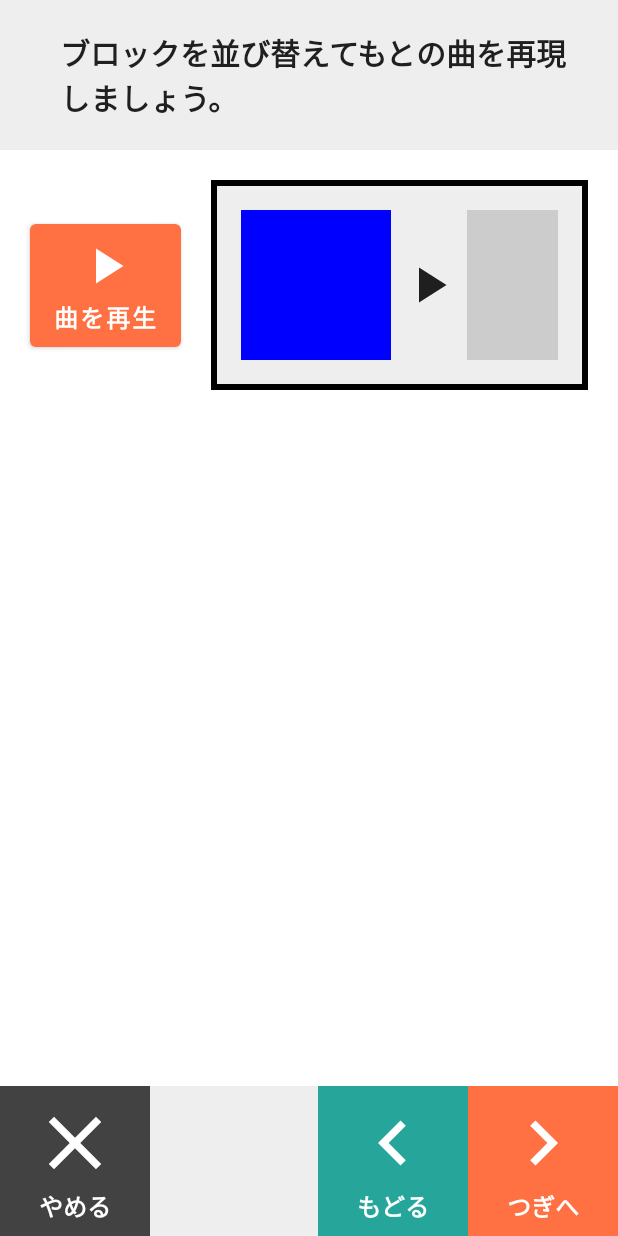
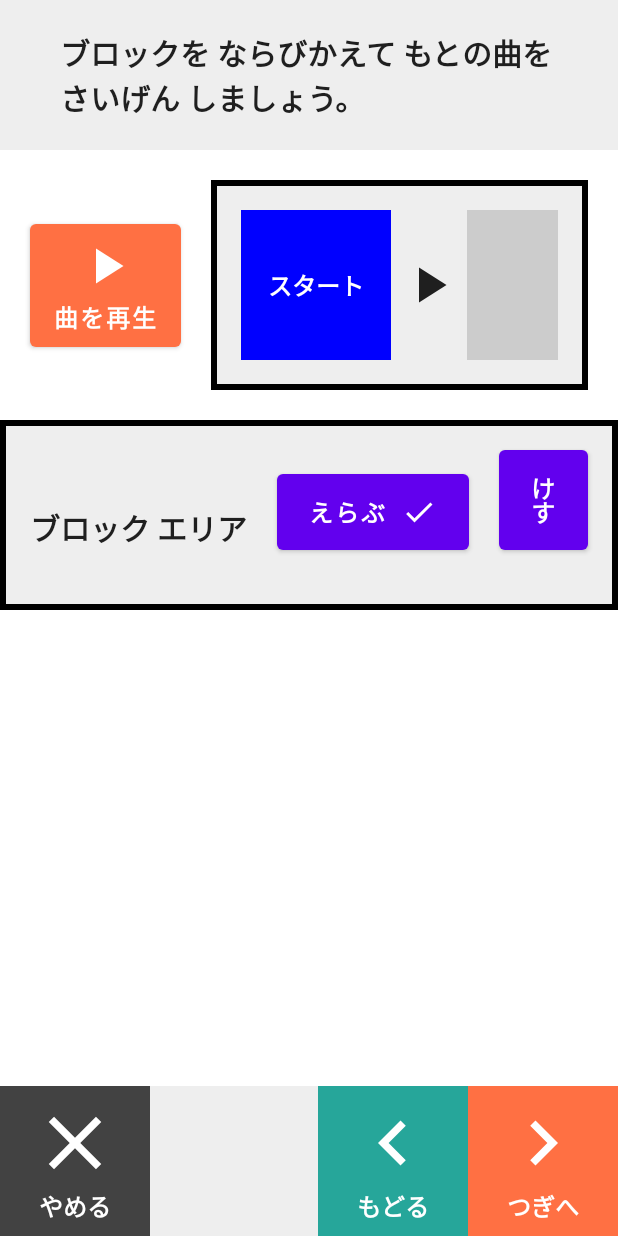
Before and after one commit to mohachi8/MusicEducationTest, an Android app built with Jetpack Compose: the screen it shows after launch (MainActivity), on a phone screen of 412 x 824 dp. Run offline under Robolectric (Android 15) with nearby library versions, the phone set to English and light mode, and no system bars.

Commit message:
選択肢操作ボタンエリアのUI作成

```diff
--- a/app/src/main/java/com/example/musiceducationtest/MainActivity.kt
+++ b/app/src/main/java/com/example/musiceducationtest/MainActivity.kt
@@ -44,7 +44,7 @@ class MainActivity : ComponentActivity() {
                         ) {
                             Spacer(modifier = Modifier.width(20.dp))
                             Text(
-                                text = "ブロックを並び替えてもとの曲を再現しましょう。",
+                                text = "ブロックを ならびかえて もとの曲を さいげん しましょう。",
                                 fontSize = 20.sp,
                                 fontWeight = FontWeight.ExtraBold,
                             )
@@ -93,8 +93,16 @@ class MainActivity : ComponentActivity() {
                                     Box(
                                         modifier = Modifier
                                             .size(100.dp)
-                                            .background(Color.Blue)
-                                    )
+                                            .background(Color.Blue),
+                                        contentAlignment = Alignment.Center
+                                    ) {
+                                        Text(
+                                            text = "スタート",
+                                            color = Color.White,
+                                            fontSize = 16.sp,
+                                            fontWeight = FontWeight.Bold
+                                        )
+                                    }
                                     Spacer(modifier = Modifier.width(5.dp))
                                     Icon(
                                         imageVector = Icons.Default.PlayArrow,
@@ -126,6 +134,65 @@ class MainActivity : ComponentActivity() {
                                 }
                             }
                         }
+
+                        // 選択肢エリア
+                        Column(
+                            modifier = Modifier
+                                .fillMaxWidth()
+                                .background((Color(0xFFEEEEEE)))
+                                .border(width = 4.dp, color = Color.Black)
+                                .padding(20.dp),
+                        ) {
+                            // 選択肢操作ボタンエリア
+                            Row(
+                                verticalAlignment = Alignment.Bottom
+                            ) {
+                                Text(
+                                    text = "ブロック エリア",
+                                    fontSize = 20.sp,
+                                    fontWeight = FontWeight.ExtraBold,
+                                )
+                                Spacer(modifier = Modifier.width(20.dp))
+                                Button(onClick = { /*TODO*/ }) {
+                                    Row(
+                                        verticalAlignment = Alignment.CenterVertically,
+                                        modifier = Modifier.padding(5.dp)
+                                    ) {
+                                        Text(
+                                            text = "えらぶ",
+                                            fontSize = 16.sp,
+                                            fontWeight = FontWeight.Bold
+                                        )
+                                        Spacer(modifier = Modifier.width(10.dp))
+                                        androidx.compose.material.Icon(
+                                            imageVector = Icons.Default.Check,
+                                            contentDescription = "えらぶ"
+                                        )
+                                    }
+                                }
+                                Spacer(modifier = Modifier.width(20.dp))
+                                Button(onClick = { /*TODO*/ }) {
+                                    Row(
+                                        verticalAlignment = Alignment.CenterVertically,
+                                        modifier = Modifier.padding(5.dp)
+                                    ) {
+                                        Text(
+                                            text = "けす",
+                                            fontSize = 16.sp,
+                                            fontWeight = FontWeight.Bold
+                                        )
+                                        Spacer(modifier = Modifier.width(10.dp))
+                                        androidx.compose.material.Icon(
+                                            imageVector = Icons.Default.Delete,
+                                            contentDescription = "けす"
+                                        )
+                                    }
+                                }
+                            }
+                            Spacer(modifier = Modifier.height(20.dp))
+
+                        }
+
 
                         // ボトムナビゲーションバー
                         Box(modifier = Modifier.fillMaxSize()) {
```
